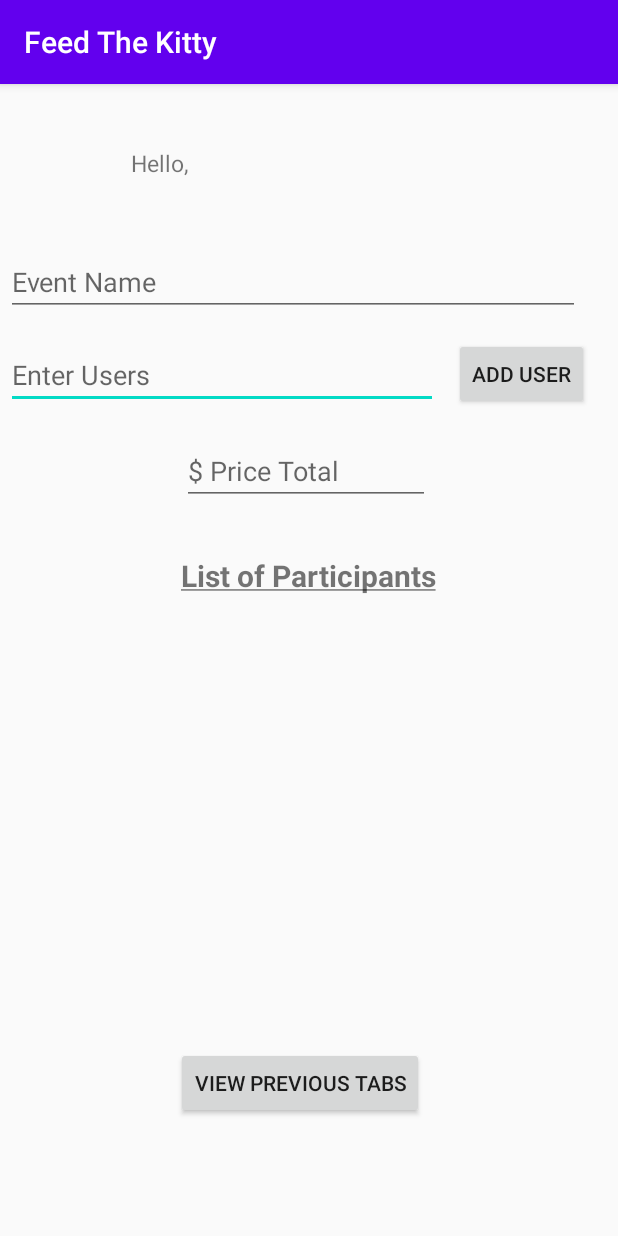
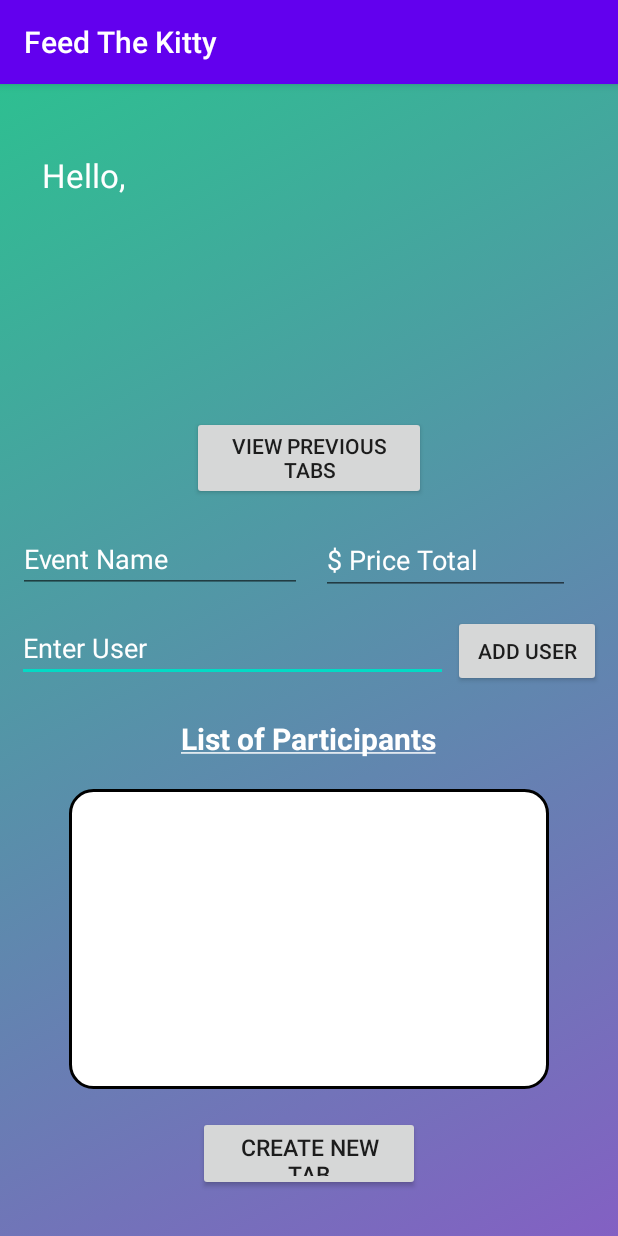
Before and after one commit to abelTeshome1/BillSplitterSimulation, an Android app: the DashBoard screen opened directly, with no data from a screen before it, on a phone screen of 412 x 824 dp. Run offline under Robolectric (Android 15) with nearby library versions, the phone set to English and light mode, and no system bars; our stand-ins replace Firebase (no records; nobody signed in at launch, a user with empty details on screens opened directly).

Commit message:
Design Update

```diff
--- a/app/src/main/java/com/example/feedthekitty/DashBoard.kt
+++ b/app/src/main/java/com/example/feedthekitty/DashBoard.kt
@@ -1,5 +1,6 @@
 package com.example.feedthekitty
 
+import android.graphics.Color
 import android.graphics.Paint
 import android.os.Bundle
 import android.text.Layout
@@ -92,6 +93,7 @@ class DashBoard : AppCompatActivity() {
                         val view: TextView = TextView(this)
 
                         view.text = enteredUser
+                        view.setTextColor(Color.parseColor("#000000"))
                         view.gravity = Gravity.CENTER;
                         view.textSize = 15F
 
--- /dev/null
+++ b/app/src/main/res/drawable/border.xml
@@ -0,0 +1,11 @@
+<?xml version="1.0" encoding="utf-8"?>
+<shape xmlns:android="http://schemas.android.com/apk/res/android" android:shape="rectangle" >
+    <solid android:color="@android:color/white" />
+    <stroke android:width="2dip" android:color="#000000"/>
+    <padding android:bottom="10dp" android:left="10dp" android:right="10dp" android:top="10dp"/>
+    <corners
+        android:bottomRightRadius="15dp"
+        android:bottomLeftRadius="15dp"
+        android:topLeftRadius="15dp"
+        android:topRightRadius="15dp" />
+</shape>
--- /dev/null
+++ b/app/src/main/res/drawable/gradient_background.xml
@@ -0,0 +1,16 @@
+<?xml version="1.0" encoding="utf-8"?>
+<selector xmlns:android="http://schemas.android.com/apk/res/android">
+
+    <item>
+        <shape>
+            <gradient
+
+                android:angle="135"
+                android:startColor="#8360c3"
+                android:endColor="#2ebf91"
+                android:type="linear"
+
+            ></gradient>
+        </shape>
+    </item>
+</selector>
--- a/app/src/main/res/layout/activity_main.xml
+++ b/app/src/main/res/layout/activity_main.xml
@@ -1,82 +1,87 @@
 <?xml version="1.0" encoding="utf-8"?>
-<RelativeLayout
-    xmlns:android="http://schemas.android.com/apk/res/android"
+<RelativeLayout xmlns:android="http://schemas.android.com/apk/res/android"
     xmlns:app="http://schemas.android.com/apk/res-auto"
     xmlns:tools="http://schemas.android.com/tools"
+    android:id="@+id/parent_layout"
     android:layout_width="match_parent"
     android:layout_height="match_parent"
+    android:background="@drawable/gradient_background"
     tools:context=".MainActivity"
-    android:id = "@+id/parent_layout">
+    android:fitsSystemWindows="true"
+    >
+
+    <!--    <androidx.recyclerview.widget.RecyclerView-->
+    <!--        android:id="@+id/recyclerview"-->
+    <!--        class="androidx.appcompat.app.AlertController$RecycleListView"-->
+    <!--        android:layout_width="match_parent"-->
+    <!--        android:layout_height="284dp"-->
+    <!--        android:layout_alignParentStart="true"-->
+    <!--        android:layout_alignParentBottom="true"-->
+    <!--        android:layout_marginStart="0dp"-->
+    <!--        android:layout_marginBottom="-15dp">-->
+
+    <!--    </androidx.recyclerview.widget.RecyclerView>-->
+
 
     <AutoCompleteTextView
         android:id="@+id/add_user"
         android:layout_width="287dp"
         android:layout_height="wrap_content"
+        android:textColor="#FFFFFF"
 
+        android:layout_above="@+id/textView"
         android:layout_alignParentStart="true"
-        android:layout_alignParentTop="true"
-        android:layout_alignParentEnd="true"
-        android:layout_marginStart="4dp"
-        android:layout_marginTop="171dp"
-        android:layout_marginEnd="120dp"
+        android:layout_marginStart="11dp"
+        android:layout_marginBottom="24dp"
         android:completionHint="Enter Users"
         android:completionThreshold="1"
-        android:hint="Enter Users"
-        android:lines="1"></AutoCompleteTextView>
-
-    <!--    <androidx.recyclerview.widget.RecyclerView-->
-<!--        android:id="@+id/recyclerview"-->
-<!--        class="androidx.appcompat.app.AlertController$RecycleListView"-->
-<!--        android:layout_width="match_parent"-->
-<!--        android:layout_height="284dp"-->
-<!--        android:layout_alignParentStart="true"-->
-<!--        android:layout_alignParentBottom="true"-->
-<!--        android:layout_marginStart="0dp"-->
-<!--        android:layout_marginBottom="-15dp">-->
-
-<!--    </androidx.recyclerview.widget.RecyclerView>-->
+        android:hint="Enter User"
+        android:maxLines="1"
+        android:textColorHint="#FFFFFF"></AutoCompleteTextView>
 
     <EditText
         android:id="@+id/event"
-        android:layout_width="382dp"
-        android:layout_height="wrap_content"
+        android:layout_width="189dp"
+        android:layout_height="44dp"
+        android:layout_above="@+id/add_user"
+        android:textColor="#FFFFFF"
+
         android:layout_alignParentStart="true"
-
-        android:layout_alignParentTop="true"
-        android:layout_alignParentEnd="true"
-        android:layout_centerHorizontal="true"
-        android:layout_marginStart="4dp"
-        android:layout_marginTop="109dp"
-        android:layout_marginEnd="25dp"
+        android:layout_marginStart="12dp"
+        android:layout_marginBottom="14dp"
+        android:layout_weight="1"
         android:hint="Event Name"
-        android:lines="1"></EditText>
+        android:maxLines="1"
+        android:textColorHint="#FFFFFF"></EditText>
 
     <EditText
         android:id="@+id/price"
         android:layout_width="165dp"
         android:layout_height="wrap_content"
+        android:textColor="#FFFFFF"
 
+
+        android:layout_alignTop="@+id/button1"
         android:layout_alignParentStart="true"
-        android:layout_alignParentTop="true"
         android:layout_alignParentEnd="true"
-        android:layout_centerHorizontal="true"
-        android:layout_marginStart="121dp"
-        android:layout_marginTop="235dp"
-        android:layout_marginEnd="125dp"
-        android:hint="$ Price Total "></EditText>
+        android:layout_alignParentBottom="true"
+        android:layout_marginStart="214dp"
+        android:layout_marginTop="-59dp"
+        android:layout_marginEnd="32dp"
+        android:layout_marginBottom="427dp"
+        android:hint="$ Price Total "
+        android:textColorHint="#FFFFFF"></EditText>
 
     <ScrollView
         android:id="@+id/userLayout"
-        android:layout_width="match_parent"
-        android:layout_height="207dp"
+        android:layout_width="320dp"
+        android:layout_height="200dp"
+        android:layout_alignParentBottom="true"
 
-        android:layout_alignParentStart="true"
-        android:layout_alignParentTop="true"
-        android:layout_alignParentEnd="true"
-        android:layout_marginStart="0dp"
-        android:layout_marginTop="355dp"
-        android:layout_marginEnd="-2dp"
-        android:layout_marginBottom="0dp"
+        android:layout_centerHorizontal="true"
+        android:layout_marginBottom="98dp"
+        android:background="@drawable/border"
+        android:isScrollContainer="false"
         android:orientation="horizontal">
 
         <LinearLayout
@@ -87,51 +92,79 @@
             android:orientation="vertical">
 
         </LinearLayout>
+
     </ScrollView>
 
     <Button
         android:id="@+id/button1"
-        android:layout_width="wrap_content"
+        android:layout_width="99dp"
         android:layout_height="wrap_content"
-        android:layout_alignParentTop="true"
+
         android:layout_alignParentEnd="true"
-        android:layout_marginTop="169dp"
-        android:layout_marginEnd="19dp"
+
+        android:layout_alignParentBottom="true"
+        android:layout_marginStart="3dp"
+        android:layout_marginTop="317dp"
+        android:layout_marginEnd="11dp"
+        android:layout_marginBottom="366dp"
+        android:layout_toEndOf="@+id/add_user"
         android:text="Add User" />
 
     <TextView
         android:id="@+id/textView"
         android:layout_width="wrap_content"
         android:layout_height="wrap_content"
+
+
+        android:layout_above="@+id/userLayout"
+        android:layout_centerHorizontal="true"
+        android:layout_marginBottom="20dp"
+        android:text="List of Participants"
+        android:textColor="#FFFFFF"
+        android:textSize="20dp"
+        android:textStyle="bold" />
+
+    <TextView
+        android:id="@+id/welcome"
+        android:layout_width="373dp"
+        android:layout_height="58dp"
+
+
+        android:layout_alignParentStart="true"
+
+
         android:layout_alignParentTop="true"
+        android:layout_alignParentEnd="true"
+        android:layout_centerInParent="true"
+        android:layout_marginStart="28dp"
+        android:layout_marginTop="46dp"
+        android:layout_marginEnd="9dp"
+        android:textColor="#FFFFFF"
+        android:textSize="22dp" />
+
+    <Button
+        android:id="@+id/button2"
+        android:layout_width="148dp"
+        android:layout_height="wrap_content"
+        android:layout_alignTop="@+id/userLayout"
+
+        android:layout_alignParentBottom="true"
         android:layout_centerHorizontal="true"
-        android:layout_marginTop="314dp"
-        android:text="List of Participants"
-        android:textSize="20dp"
-
-        android:textStyle="bold" />
+        android:layout_marginTop="218dp"
+        android:layout_marginBottom="30dp"
+        android:text="Create New Tab"
+        android:textSize="15dp" />
 
     <Button
         android:id="@+id/button"
-        android:layout_width="wrap_content"
-        android:layout_height="wrap_content"
-        android:layout_alignParentStart="true"
-        android:layout_alignParentBottom="true"
+
+        android:layout_width="156dp"
+        android:layout_height="56dp"
+
+
+        android:layout_above="@+id/event"
         android:layout_centerHorizontal="true"
-        android:layout_marginStart="117dp"
-        android:layout_marginBottom="78dp"
-        android:layout_marginTop="100dp"
+        android:layout_marginBottom="18dp"
         android:text="View Previous Tabs" />
 
-    <TextView
-        android:id="@+id/welcome"
-        android:layout_width="227dp"
-        android:layout_height="46dp"
-        android:layout_alignParentStart="true"
-        android:layout_alignParentTop="true"
-        android:layout_marginStart="87dp"
-        android:layout_marginTop="42dp"
-        android:textSize="15dp"
-         />
-
 </RelativeLayout>
```
Also changed, not shown: app/src/main/AndroidManifest.xml (+6 -2 lines), app/src/main/res/layout/login.xml (+61 -20 lines), app/src/main/res/layout/register.xml (+53 -15 lines).
